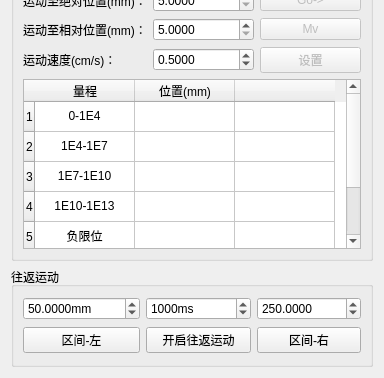
This is controlwidget.ui in MrXiaomao/Cu_Activation as Qt 5 draws it before an edit; both pictures show x 0 to 384 and y 254 to 632 of the 384 by 632 pixel window. The edited form follows.
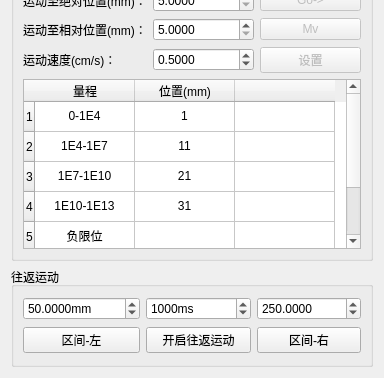
This is the edited form.

Commit message: 1、屏蔽位移平台界面，直接json文件设置参数。 2、每秒的能谱存储不再需要。

What changed in the file:
```diff
--- a/controlwidget.ui
+++ b/controlwidget.ui
@@ -361,36 +361,12 @@
       </item>
       <item row="9" column="0" colspan="3">
        <widget class="QTableWidget" name="tableWidget_position">
-        <row>
-         <property name="text">
-          <string>1</string>
-         </property>
-        </row>
-        <row>
-         <property name="text">
-          <string>2</string>
-         </property>
-        </row>
-        <row>
-         <property name="text">
-          <string>3</string>
-         </property>
-        </row>
-        <row>
-         <property name="text">
-          <string>4</string>
-         </property>
-        </row>
-        <row>
-         <property name="text">
-          <string>5</string>
-         </property>
-        </row>
-        <row>
-         <property name="text">
-          <string>6</string>
-         </property>
-        </row>
+        <row/>
+        <row/>
+        <row/>
+        <row/>
+        <row/>
+        <row/>
         <column>
          <property name="text">
           <string>量程</string>
@@ -416,7 +392,7 @@
         </item>
         <item row="0" column="1">
          <property name="text">
-          <string/>
+          <string>1</string>
          </property>
          <property name="textAlignment">
           <set>AlignCenter</set>
@@ -432,7 +408,7 @@
         </item>
         <item row="1" column="1">
          <property name="text">
-          <string/>
+          <string>11</string>
          </property>
          <property name="textAlignment">
           <set>AlignCenter</set>
@@ -448,7 +424,7 @@
         </item>
         <item row="2" column="1">
          <property name="text">
-          <string/>
+          <string>21</string>
          </property>
          <property name="textAlignment">
           <set>AlignCenter</set>
@@ -464,7 +440,7 @@
         </item>
         <item row="3" column="1">
          <property name="text">
-          <string/>
+          <string>31</string>
          </property>
          <property name="textAlignment">
           <set>AlignCenter</set>
```
The commit also changes 3 other files.
